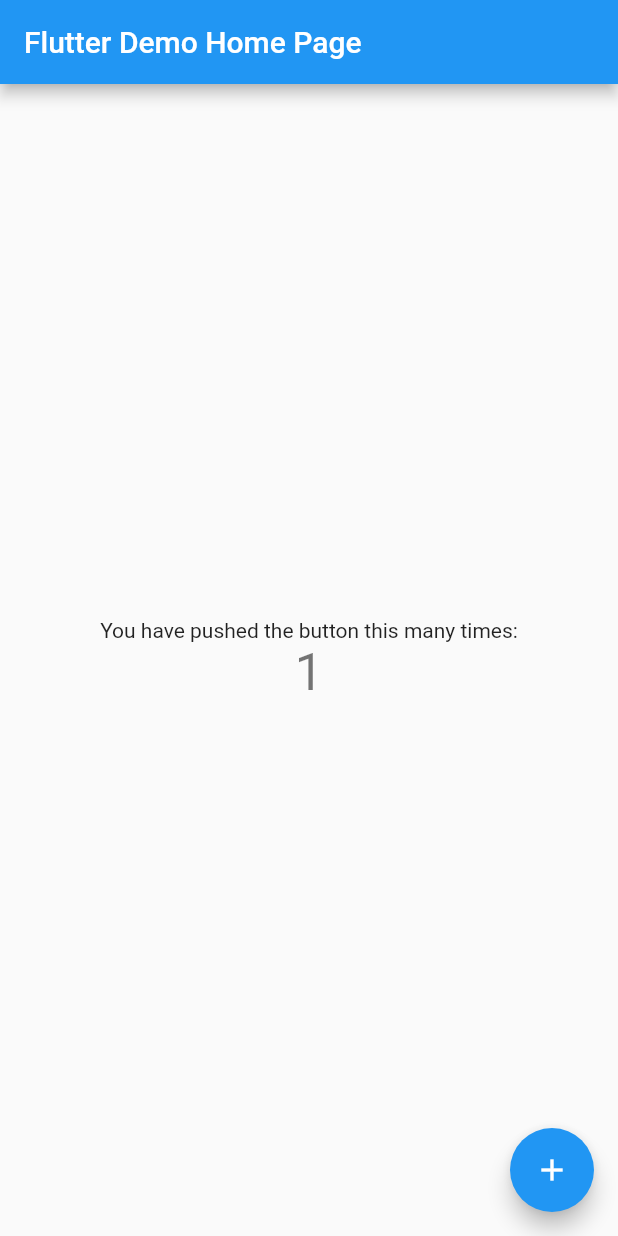
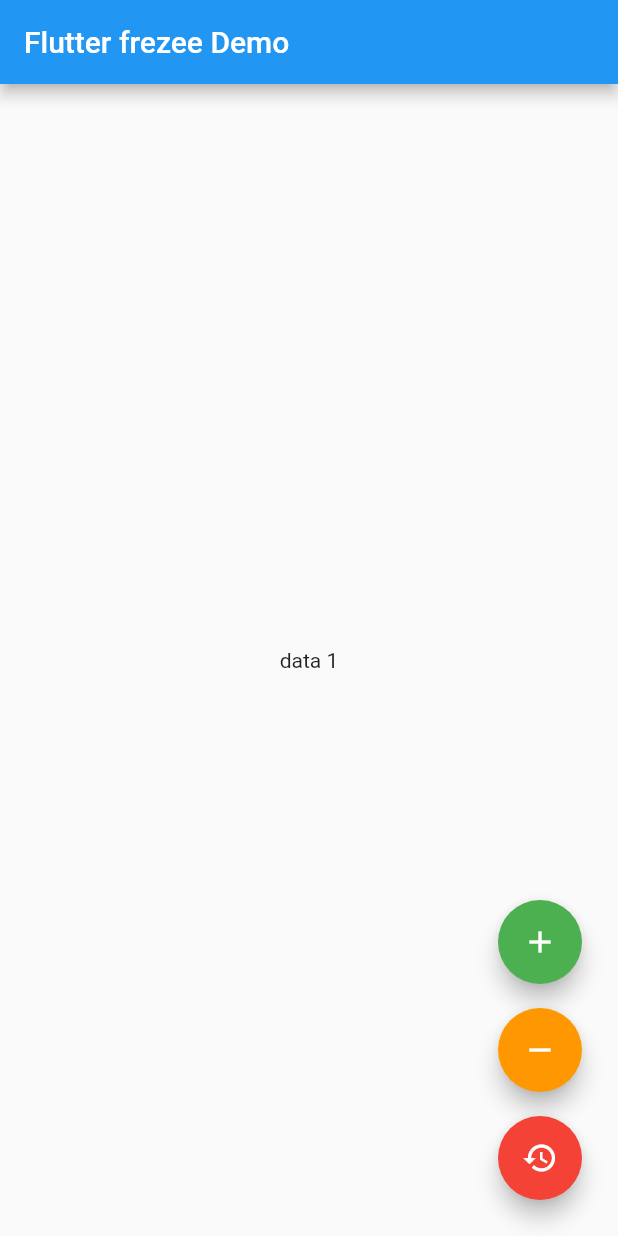
Before and after one commit to devfunmilayor/unioncu, a Flutter app: the screen it shows after launch, after a tap on the "add" icon, on a phone screen of 412 x 824 dp. Run offline on Flutter 3.47's test engine with Material 2 defaults, Android fonts, the phone set to English and light mode, and no system bars; our stand-ins replace flutter_bloc, freezed_annotation.

Commit message:
last freezed number

```diff
--- a/lib/main.dart
+++ b/lib/main.dart
@@ -1,4 +1,8 @@
+// ignore_for_file: prefer_const_constructors
+
 import 'package:flutter/material.dart';
+import 'package:flutter_bloc/flutter_bloc.dart';
+import 'package:unioncu/cubit/counter/counter_cubit.dart';
 
 void main() {
   runApp(const MyApp());
@@ -16,7 +20,10 @@ class MyApp extends StatelessWidget {
       theme: ThemeData(
         primarySwatch: Colors.blue,
       ),
-      home: const MyHomePage(title: 'Flutter Demo Home Page'),
+      home: BlocProvider(
+        create: (context) => CounterCubit(),
+        child: MyHomePage(title: 'Flutter frezee Demo'),
+      ),
     );
   }
 }
@@ -31,39 +38,88 @@ class MyHomePage extends StatefulWidget {
 }
 
 class _MyHomePageState extends State<MyHomePage> {
-  int _counter = 0;
-
-  void _incrementCounter() {
-    setState(() {
-      _counter++;
-    });
-  }
-
   @override
   Widget build(BuildContext context) {
+    return BlocConsumer<CounterCubit, CounterState>(
+      listener: (context, state) {
+        state.maybeWhen(
+            orElse: () {},
+            erorr: ((message, lastNumberBeforeError) {
+              var snackBar =
+                  SnackBar(content: Text('$message $lastNumberBeforeError '));
+              ScaffoldMessenger.of(context).showSnackBar(snackBar);
+            }));
+      },
+      builder: (context, state) {
         return Scaffold(
           appBar: AppBar(
             title: Text(widget.title),
           ),
-      body: Center(
-        child: Column(
-          mainAxisAlignment: MainAxisAlignment.center,
-          children: <Widget>[
-            const Text(
-              'You have pushed the button this many times:',
+          body: state.when(
+              initial: (initial) {
+                return Center(child: Text('data $initial'));
+              },
+              loading: () => Center(child: CircularProgressIndicator()),
+              loaded: (newData) {
+                return Center(
+                  child: Text('data $newData'),
+                );
+              },
+              erorr: (e, lastNumber) {
+                return Center(
+                  child: Text(
+                    'error ${e.toString()} $lastNumber ',
+                    style: TextStyle(color: Colors.red),
                   ),
-            Text(
-              '$_counter',
-              style: Theme.of(context).textTheme.headline4,
+                );
+              }),
+          floatingActionButton: Column(
+            mainAxisAlignment: MainAxisAlignment.end,
+            children: [
+              Padding(
+                padding: const EdgeInsets.all(8.0),
+                child: FloatingActionButton(
+                    backgroundColor: Colors.green,
+                    child: Icon(Icons.add),
+                    onPressed: () {
+                      state.maybeWhen(
+                          initial: (initial) => context
+                              .read<CounterCubit>()
+                              .incrementData(initial),
+                          loaded: (currentNumber) => context
+                              .read<CounterCubit>()
+                              .incrementData(currentNumber),
+                          orElse: () {});
+                    }),
               ),
+              Padding(
+                padding: const EdgeInsets.all(8.0),
+                child: FloatingActionButton(
+                    backgroundColor: Colors.orange,
+                    child: Icon(Icons.remove),
+                    onPressed: () {
+                      state.maybeWhen(
+                          initial: (initial) =>
+                              context.read<CounterCubit>().decrement(initial),
+                          loaded: (currentNumber) => context
+                              .read<CounterCubit>()
+                              .decrement(currentNumber),
+                          orElse: () {});
+                    }),
+              ),
+              Padding(
+                padding: const EdgeInsets.all(8.0),
+                child: FloatingActionButton(
+                    backgroundColor: Colors.red,
+                    child: Icon(Icons.restore),
+                    onPressed: () {
+                      context.read<CounterCubit>().resetCounter();
+                    }),
+              )
             ],
           ),
-      ),
-      floatingActionButton: FloatingActionButton(
-        onPressed: _incrementCounter,
-        tooltip: 'Increment',
-        child: const Icon(Icons.add),
-      ),
+        );
+      },
     );
   }
 }
```
Lines whose indentation alone changed are shown as unchanged.
